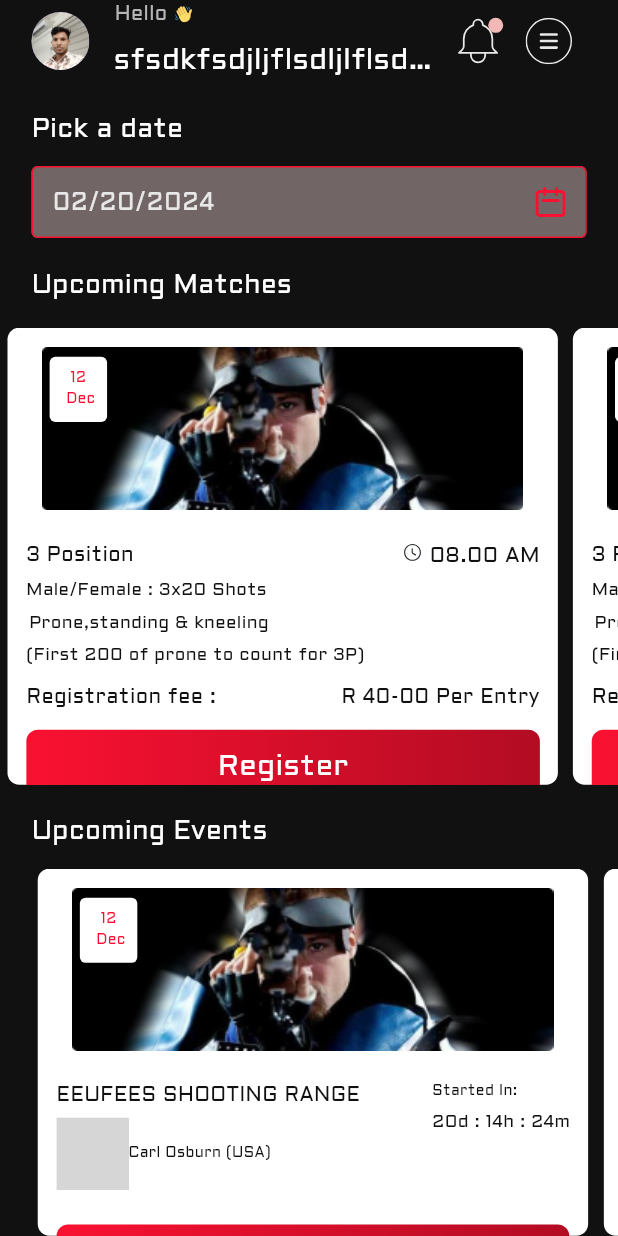
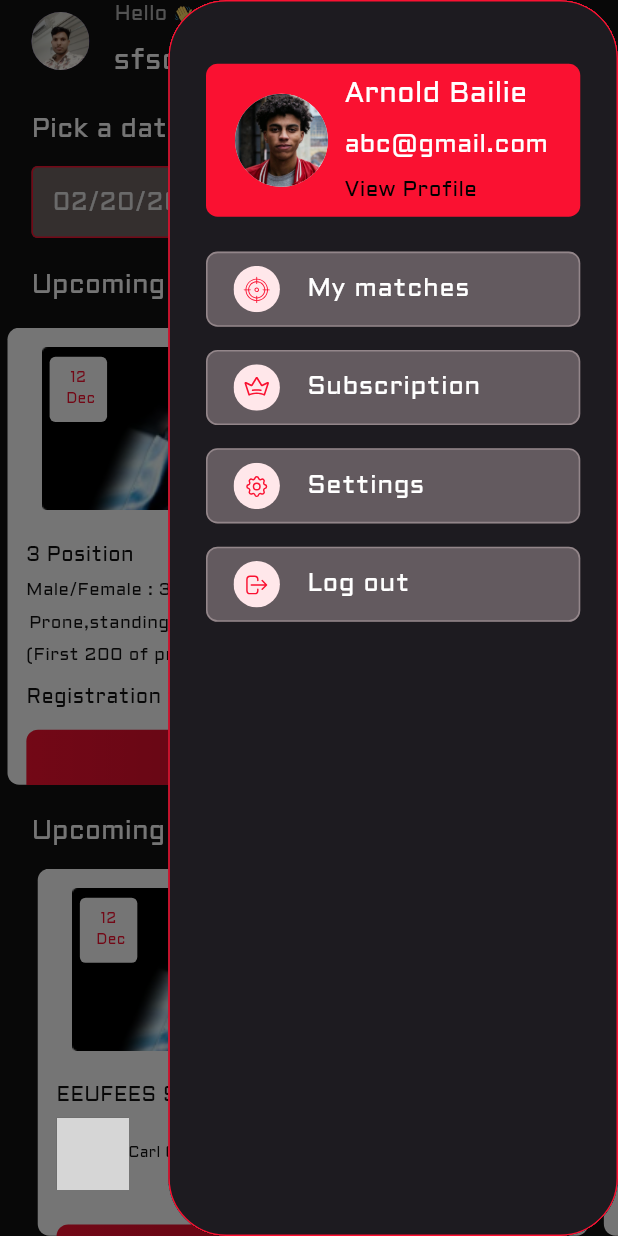
Before and after one commit to bdCalling-Sdt-hub/Shooter_App, a Flutter app: the HomeScreen screen opened by its route, with the side drawer open (before the commit the screen has no drawer), on a phone screen of 412 x 824 dp. Run offline on Flutter 3.47's test engine with Material 3 defaults, Android fonts, the phone set to English and light mode, and no system bars; our stand-ins replace awesome_bottom_bar, flutter_screenutil, flutter_svg, get, glassmorphism_ui, pin_code_fields; grey boxes are pictures that could not be loaded.

Commit message:
DrawerSection  completed

```diff
--- /dev/null
+++ b/lib/controller/home_controller.dart
@@ -0,0 +1,5 @@
+import 'package:flutter/material.dart';
+
+class HomeController{
+  final GlobalKey<ScaffoldState> scaffoldKey = GlobalKey<ScaffoldState>();
+}
--- a/lib/main.dart
+++ b/lib/main.dart
@@ -33,7 +33,7 @@ class MyApp extends StatelessWidget {
 
         // initialRoute: AppRoutes.notificationScreen,
         getPages: AppRoutes.routes,
-        home: SettingsScreen(),
+        home: BottomNavBar(),
       ),
       designSize: const Size(393, 852),
     );
--- a/lib/utils/app_icons.dart
+++ b/lib/utils/app_icons.dart
@@ -18,6 +18,10 @@ class AppIcons{
   static const String privacy = "assets/icons/shield-check.svg";
   static const String about = "assets/icons/information-circle.svg";
   static const String rightArrow = "assets/icons/chevron-right.svg";
+  static const String myMatch = "assets/icons/myMatch.svg";
+  static const String subscriptions = "assets/icons/subscriptions.svg";
+  static const String settings = "assets/icons/settings.svg";
+  static const String logOut = "assets/icons/logOut.svg";
 
 
   ///--------------------------------home screen----------------------------->
--- a/lib/utils/app_string.dart
+++ b/lib/utils/app_string.dart
@@ -87,4 +87,11 @@ class AppString {
   static String rand80 = "Rand 80/Month";
   static String days10 = "10 days free trial";
   static String purchaseSubscription = "Purchase Subscription";
+
+//================> Drawer Screen <====================
+  static String myMatches = "My matches";
+  static String logOut = "Log out";
+  static String subscription = "Subscription";
+  static String doYou = "Do you want to logout your profile?";
+
 }
--- a/lib/views/screens/auth/setPasswordScreen/set_password_screen.dart
+++ b/lib/views/screens/auth/setPasswordScreen/set_password_screen.dart
@@ -100,7 +100,7 @@ class SetPasswordScreen extends StatelessWidget {
           sufixicons: _sufixIcon(AppIcons.obscure_true),
           validator: (value) {
             if (value == null || value.isEmpty) {
-              return "Please enter your password";
+              return "please enter your password";
             }
             return null;
           },
@@ -113,7 +113,7 @@ class SetPasswordScreen extends StatelessWidget {
           sufixicons: _sufixIcon(AppIcons.obscure_true),
           validator: (value) {
             if (value == null || value.isEmpty) {
-              return "Please Re-enter your password";
+              return "please re-enter your password";
             }
             return null;
           },
--- a/lib/views/screens/home/home_screen.dart
+++ b/lib/views/screens/home/home_screen.dart
@@ -1,39 +1,42 @@
 import 'package:flutter/material.dart';
 import 'package:flutter_screenutil/flutter_screenutil.dart';
 import 'package:flutter_svg/svg.dart';
+import 'package:get/get.dart';
+import 'package:shooter_app/controller/home_controller.dart';
 import 'package:shooter_app/utils/app_icons.dart';
 import 'package:shooter_app/utils/app_string.dart';
 import 'package:shooter_app/utils/dimentions.dart';
 import 'package:shooter_app/views/widgets/custom_text.dart';
 import 'package:shooter_app/views/widgets/custom_text_field.dart';
-
 import '../../../utils/app_colors.dart';
+import 'inner_widgets/drawer_section.dart';
 import 'inner_widgets/homescreen_app_bar.dart';
 import 'inner_widgets/up_comiing_events_listview.dart';
 import 'inner_widgets/up_coming_matches_listview.dart';
 
 class HomeScreen extends StatelessWidget {
-  const HomeScreen({super.key});
+  HomeScreen({super.key});
+
+  final HomeController _homeController = Get.put(HomeController());
 
   @override
   Widget build(BuildContext context) {
     return Scaffold(
+      key: _homeController.scaffoldKey,
+      endDrawer: const DrawerSection(),
+
       ///-------------------------------app bar section-------------------------->
 
       body: SafeArea(
         child: Column(
-          children:  [
+          children: [
             Padding(
-              padding:  EdgeInsets.symmetric(horizontal: 20.w),
+              padding: EdgeInsets.symmetric(horizontal: 20.w),
               child: Column(
                 crossAxisAlignment: CrossAxisAlignment.start,
                 children: [
-
-
                   ///-----------------app bar------------------------->
-                  const HomeScreenAppBar(),
-
-
+                  HomeScreenAppBar(),
 
                   ///----------------------------picka date time text---------------------->
                   CustomText(
@@ -46,33 +49,24 @@ class HomeScreen extends StatelessWidget {
                     bottom: 12.h,
                   ),
 
-
-
                   ///-------------------------date time form------------------------>
                   CustomTextField(
                     contenpaddingHorizontal: 10,
-                    contenpaddingVertical:0 ,
+                    contenpaddingVertical: 0,
                     hintText: "02/20/2024",
-
-                    sufixicons: IconButton(onPressed: (){
+                    sufixicons: IconButton(
+                        onPressed: () {
                           _selectDate(context);
-                    }, icon: SvgPicture.asset(AppIcons.calander)),
+                        },
+                        icon: SvgPicture.asset(AppIcons.calander)),
                   ),
 
-
-
-
-
-                    SizedBox(height: 10.h,)
-
-
-
+                  SizedBox(
+                    height: 10.h,
+                  )
                 ],
               ),
             ),
-
-
-
             Expanded(
               child: SingleChildScrollView(
                 child: Column(
@@ -93,8 +87,6 @@ class HomeScreen extends StatelessWidget {
                     ),
                     const UpComingMatchesListView(),
 
-
-
                     ///------------------------up Coming Matches text-------------------->
                     Container(
                       margin: EdgeInsets.only(left: 20.w),
@@ -109,30 +101,21 @@ class HomeScreen extends StatelessWidget {
                       ),
                     ),
 
-
-
                     ///------------------------up Coming Events text-------------------->
                     const UpComingEventsListView(),
 
-
-                     SizedBox(height: 20.h,),
-
+                    SizedBox(
+                      height: 20.h,
+                    ),
                   ],
                 ),
               ),
             )
-
-
-
-
-
-
           ],
         ),
       ),
     );
   }
-
 
   Future<void> _selectDate(BuildContext context) async {
     final DateTime? pickedDate = await showDatePicker(
--- /dev/null
+++ b/lib/views/screens/home/inner_widgets/drawer_section.dart
@@ -0,0 +1,204 @@
+import 'package:flutter/material.dart';
+import 'package:flutter_screenutil/flutter_screenutil.dart';
+import 'package:flutter_svg/flutter_svg.dart';
+import 'package:get/get.dart';
+import '../../../../routes/app_routes.dart';
+import '../../../../utils/app_colors.dart';
+import '../../../../utils/app_icons.dart';
+import '../../../../utils/app_images.dart';
+import '../../../../utils/app_string.dart';
+import '../../../widgets/custom_button.dart';
+import '../../../widgets/custom_list_tile.dart';
+import '../../../widgets/custom_text.dart';
+
+class DrawerSection extends StatelessWidget {
+  const DrawerSection({
+    super.key,
+  });
+
+  @override
+  Widget build(BuildContext context) {
+    return Drawer(
+      width: 286.w,
+      shape: RoundedRectangleBorder(
+        side: BorderSide(color: AppColors.primaryColor),
+        borderRadius: BorderRadius.circular(40.r),
+      ),
+      child: Padding(
+        padding: EdgeInsets.symmetric(horizontal: 24.w, vertical: 44.h),
+        child: Column(
+          children: [
+            Container(
+              decoration: BoxDecoration(
+                color: AppColors.primaryColor,
+                borderRadius: BorderRadius.circular(8.r),
+              ),
+              child: Padding(
+                padding: EdgeInsets.symmetric(horizontal: 16.w, vertical: 8.h),
+                child: Column(
+                  children: [
+                    //=====================================>  Top Section  <=============================
+                    Row(
+                      children: [
+                        Container(
+                          clipBehavior: Clip.antiAlias,
+                          width: 64.w,
+                          height: 64.h,
+                          decoration: const BoxDecoration(
+                              shape: BoxShape.circle, color: Colors.white),
+                          child: Image.asset(
+                            AppImages.profileImg,
+                            fit: BoxFit.cover,
+                          ),
+                        ),
+                        SizedBox(width: 8.w),
+                        Expanded(
+                          child: Column(
+                            crossAxisAlignment: CrossAxisAlignment.start,
+                            children: [
+                              CustomText(
+                                text: 'Arnold Bailie',
+                                fontsize: 18.sp,
+                              ),
+                              SizedBox(height: 8.h),
+                              CustomText(
+                                text: 'abc@gmail.com',
+                                textOverflow: TextOverflow.ellipsis,
+                                fontsize: 16.sp,
+                              ),
+                              SizedBox(height: 8.h),
+                              GestureDetector(
+                                onTap: () {
+                                  Get.toNamed(AppRoutes.profileScreen);
+                                },
+                                child: const CustomText(
+                                  text: 'View Profile',
+                                  color: Colors.black,
+                                ),
+                              ),
+                            ],
+                          ),
+                        ),
+                      ],
+                    ),
+                  ],
+                ),
+              ),
+            ),
+            SizedBox(height: 24.h),
+            //=====================================>  MyMatches  Container <=============================
+            GestureDetector(
+              onTap: () {},
+              child: CustomListTile(
+                title: AppString.myMatches,
+                borderColor: AppColors.fieldColor,
+                prefixIcon: SvgPicture.asset(
+                  AppIcons.myMatch,
+                  height: 32.h,
+                  width: 32.w,
+                ),
+              ),
+            ),
+            SizedBox(height: 16.h),
+            //=====================================>  Subscription  Container <=============================
+
+            GestureDetector(
+              onTap: () {
+                Get.toNamed(AppRoutes.subscriptionScreen);
+              },
+              child: CustomListTile(
+                title: AppString.subscription,
+                borderColor: AppColors.fieldColor,
+                prefixIcon: SvgPicture.asset(
+                  AppIcons.subscriptions,
+                  height: 32.h,
+                  width: 32.w,
+                ),
+              ),
+            ),
+            SizedBox(height: 16.h),
+            //=====================================>  Settings  Container <=============================
+            GestureDetector(
+              onTap: () {
+                Get.toNamed(AppRoutes.settingsScreen);
+              },
+              child: CustomListTile(
+                title: AppString.settings,
+                borderColor: AppColors.fieldColor,
+                prefixIcon: SvgPicture.asset(
+                  AppIcons.settings,
+                  height: 32.h,
+                  width: 32.w,
+                ),
+              ),
+            ),
+            SizedBox(height: 16.h),
+            //====================================> LogOut Section <====================================
+            GestureDetector(
+              onTap: () {
+                showDialog(
+                    context: context,
+                    builder: (context) {
+                      return AlertDialog(
+                          backgroundColor: Colors.black,
+                          contentPadding: EdgeInsets.symmetric(
+                              horizontal: 24.w, vertical: 26.h),
+                          content: Column(
+                            mainAxisSize: MainAxisSize.min,
+                            children: [
+                              CustomText(
+                                text: AppString.doYou,
+                                fontsize: 16.sp,
+                                maxline: 2,
+                              ),
+                              SizedBox(height: 24.h),
+                              Row(
+                                mainAxisAlignment:
+                                    MainAxisAlignment.spaceBetween,
+                                children: [
+                                  SizedBox(
+                                      width: 120.w,
+                                      height: 40.h,
+                                      child: CustomButton(
+                                        title: 'No',
+                                        fontSize: 16.h,
+                                        onpress: () {
+                                          Get.back();
+                                        },
+                                        color: Colors.white,
+                                        titlecolor: AppColors.primaryColor,
+                                      )),
+                                  SizedBox(
+                                      width: 120.w,
+                                      height: 40.h,
+                                      child: CustomButton(
+                                          title: 'Yes',
+                                          fontSize: 16.h,
+                                          onpress: () {})),
+                                ],
+                              )
+                            ],
+                          ),
+                          elevation: 12.0,
+                          shape: RoundedRectangleBorder(
+                              borderRadius: BorderRadius.circular(12.r),
+                              side: BorderSide(
+                                  width: 1.w, color: AppColors.primaryColor)));
+                    });
+              },
+              child: CustomListTile(
+                title: AppString.logOut,
+                borderColor: AppColors.fieldColor,
+                prefixIcon: SvgPicture.asset(
+                  AppIcons.logOut,
+                  height: 32.h,
+                  width: 32.w,
+                ),
+              ),
+            ),
+          ],
+        ),
+      ),
+    );
+  }
+}
--- a/lib/views/screens/home/inner_widgets/homescreen_app_bar.dart
+++ b/lib/views/screens/home/inner_widgets/homescreen_app_bar.dart
@@ -1,11 +1,10 @@
-
-
 import 'package:flutter/material.dart';
 import 'package:flutter_screenutil/flutter_screenutil.dart';
 import 'package:flutter_svg/svg.dart';
 import 'package:get/get.dart';
 import 'package:shooter_app/routes/app_routes.dart';
 
+import '../../../../controller/home_controller.dart';
 import '../../../../utils/app_colors.dart';
 import '../../../../utils/app_icons.dart';
 import '../../../../utils/app_string.dart';
@@ -13,9 +12,11 @@ import '../../../../utils/dimentions.dart';
 import '../../../widgets/custom_text.dart';
 
 class HomeScreenAppBar extends StatelessWidget {
-  const HomeScreenAppBar({
+   HomeScreenAppBar({
     super.key,
   });
+
+  final HomeController _homeController = Get.put(HomeController());
 
   @override
   Widget build(BuildContext context) {
@@ -24,10 +25,11 @@ class HomeScreenAppBar extends StatelessWidget {
         ///---------------------profile image------------------------>
         CircleAvatar(
           radius: 20.r,
-          backgroundImage:
-          const AssetImage("assets/images/profile_Image.png"),
+          backgroundImage: const AssetImage("assets/images/profile_Image.png"),
         ),
-        SizedBox(width: 12.w,),
+        SizedBox(
+          width: 12.w,
+        ),
 
         ///---------------------------hello (profile name)----------------------->
         Expanded(
@@ -59,9 +61,11 @@ class HomeScreenAppBar extends StatelessWidget {
             ],
           ),
         ),
-        SizedBox(width: 10.w,),
+        SizedBox(
+          width: 10.w,
+        ),
         GestureDetector(
-          onTap: (){
+          onTap: () {
             Get.toNamed(AppRoutes.notificationScreen);
           },
           child: Badge(
@@ -72,18 +76,22 @@ class HomeScreenAppBar extends StatelessWidget {
                 width: 32.w,
               )),
         ),
-        SizedBox(width:5.w,),
-        Padding(
-          padding: EdgeInsets.only(left:8.w,right: 8.w),
-          child: SvgPicture.asset(
-            AppIcons.menu,
-            height: 32.h,
-            width: 32.w,
+        SizedBox(
+          width: 5.w,
+        ),
+        InkWell(
+          onTap: (){
+            _homeController.scaffoldKey.currentState!.openEndDrawer();
+          },
+          child: Padding(
+            padding: EdgeInsets.only(left: 8.w, right: 8.w),
+            child: SvgPicture.asset(
+              AppIcons.menu,
+              height: 32.h,
+              width: 32.w,
+            ),
           ),
         ),
-
-
-
       ],
     );
   }
--- a/lib/views/screens/profile/profileScreen/InnerWidget/top_container_section.dart
+++ b/lib/views/screens/profile/profileScreen/InnerWidget/top_container_section.dart
@@ -40,7 +40,6 @@ class TopContainerSection extends StatelessWidget {
                 ),
                 CustomText(
                   text: 'Arnold Bailie',
-                  fontName: 'Aldrich',
                   fontsize: 24.sp,
                 ),
                 IconButton(
@@ -59,7 +58,6 @@ class TopContainerSection extends StatelessWidget {
                 SvgPicture.asset(AppIcons.crown),
                 CustomText(
                   text: 'Premium Member',
-                  fontName: 'Aldrich',
                   fontsize: 18.h,
                 ),
               ],
--- a/lib/views/widgets/custom_list_tile.dart
+++ b/lib/views/widgets/custom_list_tile.dart
@@ -7,11 +7,13 @@ class CustomListTile extends StatelessWidget {
   final String title;
   final Widget? prefixIcon;
   final Widget? sufixIcon;
+  final Color? borderColor;
   const CustomListTile({
     super.key,
     required this.title,
     this.prefixIcon,
     this.sufixIcon,
+    this.borderColor,
   });
 
   @override
@@ -21,7 +23,7 @@ class CustomListTile extends StatelessWidget {
       decoration: BoxDecoration(
           borderRadius: BorderRadius.circular(8.r),
           color: AppColors.fieldColor,
-          border: Border.all(width: 1.w, color: AppColors.primaryColor)),
+          border: Border.all(width: 1.w, color: borderColor ?? AppColors.primaryColor)),
       child: ListTile(
         leading: prefixIcon,
         trailing: sufixIcon,
```
Also changed, not shown: lib/views/screens/bottom_nav_bar/bottom_nav_bar.dart (+13 -17 lines), lib/views/screens/settings/changepasswordScreen/changepassword_screen.dart (+10 -4 lines), assets/icons/logOut.svg (added), assets/icons/myMatch.svg (added), assets/icons/settings.svg (added), assets/icons/subscriptions.svg (added). Lines whose indentation alone changed are shown as unchanged.
